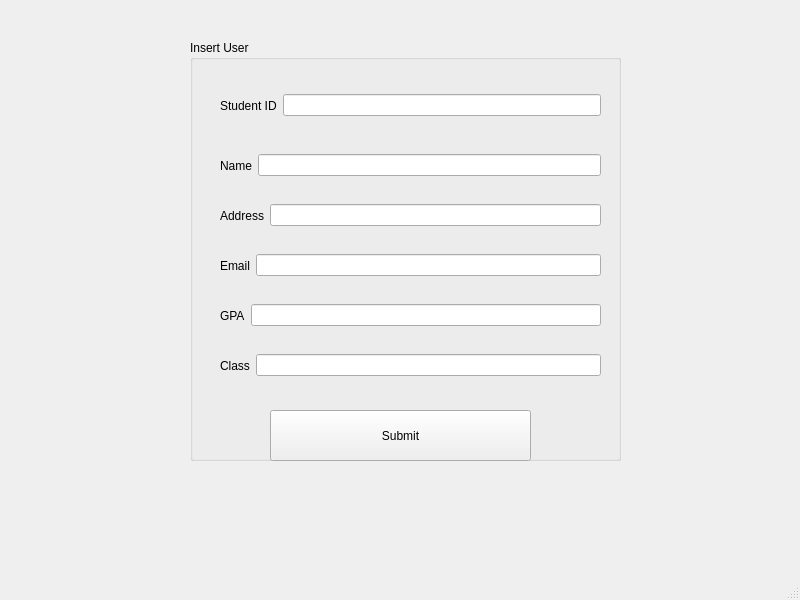
Above: GUI/StudentManagementSystem/insert.ui from AppDevIn/StudentManagement before the change. Below: the same form after it.
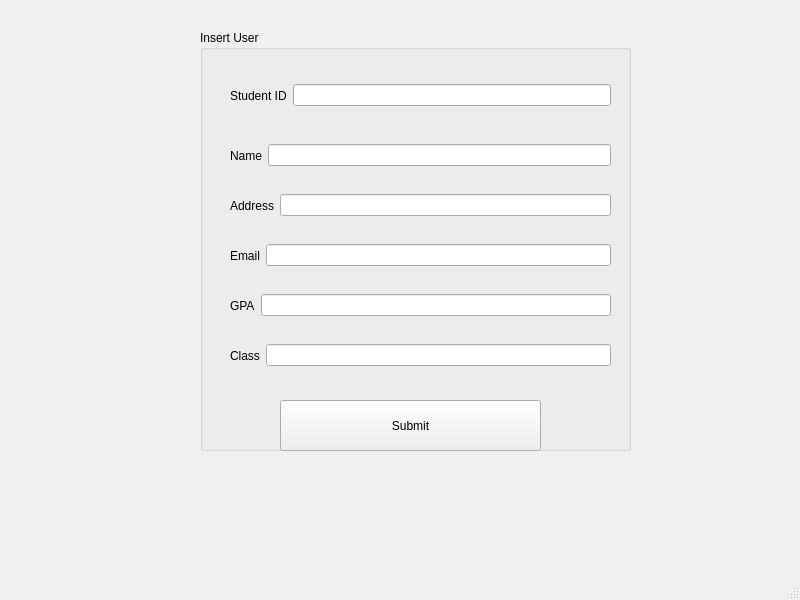
That is the form after the change.

Diff of the .ui file:
```diff
--- a/GUI/StudentManagementSystem/insert.ui
+++ b/GUI/StudentManagementSystem/insert.ui
@@ -17,8 +17,8 @@
    <widget class="QGroupBox" name="groupBox">
     <property name="geometry">
      <rect>
-      <x>190</x>
-      <y>40</y>
+      <x>200</x>
+      <y>30</y>
       <width>431</width>
       <height>421</height>
      </rect>
@@ -149,7 +149,7 @@
       <string>Submit</string>
      </property>
     </widget>
-    <widget class="QWidget" name="">
+    <widget class="QWidget" name="layoutWidget">
      <property name="geometry">
       <rect>
        <x>30</x>
```
Left out of the diff: 2 changed lines with no effect on the pictures.
